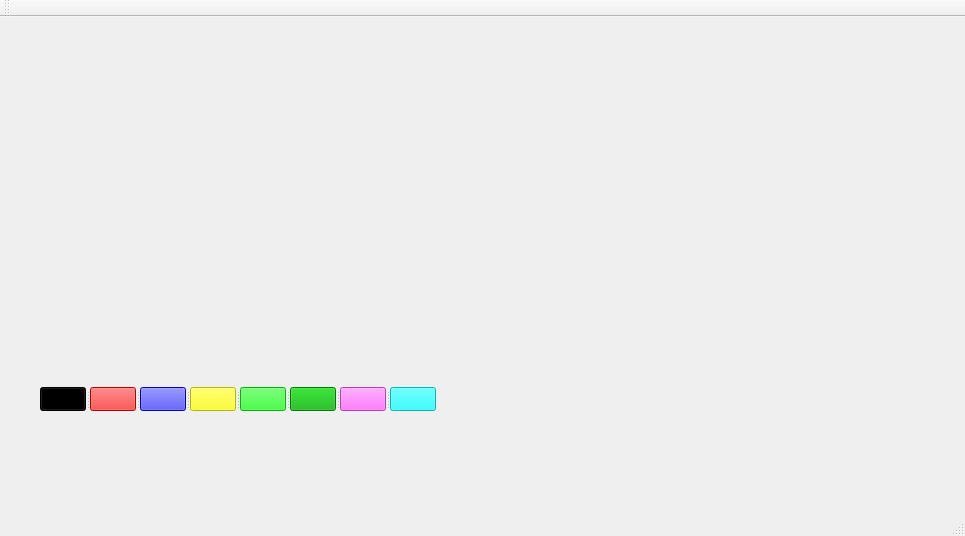
The window that User/User/Drawer_Game_Interface.ui (xNaga09x/ProjectModernCpp) describes before a commit, drawn with Qt 5.
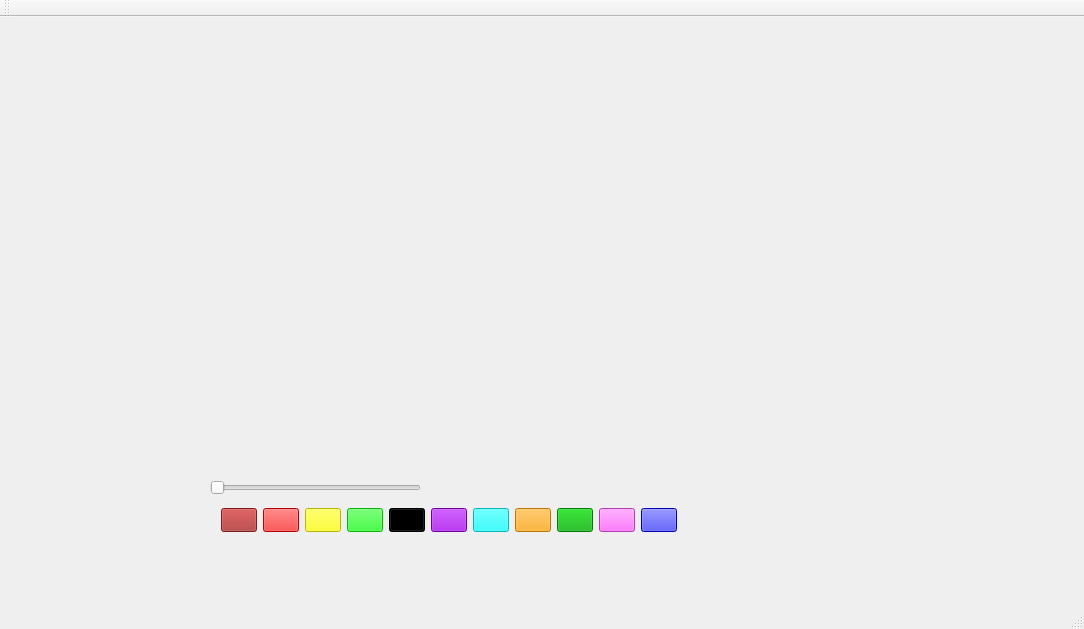
The same window after the commit.

Commit message: Slider for width and more colors in Drawer

What changed in the file:
```diff
--- a/User/User/Drawer_Game_Interface.ui
+++ b/User/User/Drawer_Game_Interface.ui
@@ -6,90 +6,268 @@
    <rect>
     <x>0</x>
     <y>0</y>
-    <width>965</width>
-    <height>536</height>
+    <width>1084</width>
+    <height>629</height>
    </rect>
   </property>
   <property name="windowTitle">
    <string>Drawer_Game_Interface</string>
   </property>
   <widget class="QWidget" name="centralWidget">
-   <widget class="QSplitter" name="splitter">
+   <widget class="QSlider" name="widthSlider">
     <property name="geometry">
      <rect>
-      <x>40</x>
-      <y>370</y>
-      <width>396</width>
-      <height>24</height>
+      <x>210</x>
+      <y>460</y>
+      <width>211</width>
+      <height>22</height>
      </rect>
     </property>
     <property name="orientation">
      <enum>Qt::Horizontal</enum>
     </property>
-    <widget class="QPushButton" name="blackButton">
-     <property name="styleSheet">
-      <string notr="true">background-color: rgb(0, 0, 0);</string>
-     </property>
-     <property name="text">
-      <string/>
-     </property>
-    </widget>
-    <widget class="QPushButton" name="redButton">
-     <property name="styleSheet">
-      <string notr="true">background-color: rgb(255, 0, 0);</string>
-     </property>
-     <property name="text">
-      <string/>
-     </property>
-    </widget>
-    <widget class="QPushButton" name="blueButton">
-     <property name="styleSheet">
-      <string notr="true">background-color: rgb(0, 0, 255);</string>
-     </property>
-     <property name="text">
-      <string/>
-     </property>
-    </widget>
-    <widget class="QPushButton" name="yellowButton">
-     <property name="styleSheet">
-      <string notr="true">background-color: rgb(255, 255, 0);</string>
-     </property>
-     <property name="text">
-      <string/>
-     </property>
-    </widget>
-    <widget class="QPushButton" name="limeButton">
-     <property name="styleSheet">
-      <string notr="true">background-color: rgb(0, 255, 0);</string>
-     </property>
-     <property name="text">
-      <string/>
-     </property>
-    </widget>
-    <widget class="QPushButton" name="greenButton">
-     <property name="styleSheet">
-      <string notr="true">background-color: rgb(0, 170, 0);</string>
-     </property>
-     <property name="text">
-      <string/>
-     </property>
-    </widget>
-    <widget class="QPushButton" name="pinkButton">
-     <property name="styleSheet">
-      <string notr="true">background-color: rgb(255, 85, 255);</string>
-     </property>
-     <property name="text">
-      <string/>
-     </property>
-    </widget>
-    <widget class="QPushButton" name="cyanButton">
-     <property name="styleSheet">
-      <string notr="true">background-color: rgb(0,255,255);</string>
-     </property>
-     <property name="text">
-      <string/>
-     </property>
-    </widget>
+   </widget>
+   <widget class="QPushButton" name="blueButton">
+    <property name="geometry">
+     <rect>
+      <x>641</x>
+      <y>491</y>
+      <width>36</width>
+      <height>24</height>
+     </rect>
+    </property>
+    <property name="sizePolicy">
+     <sizepolicy hsizetype="Fixed" vsizetype="Fixed">
+      <horstretch>0</horstretch>
+      <verstretch>0</verstretch>
+     </sizepolicy>
+    </property>
+    <property name="styleSheet">
+     <string notr="true">background-color: rgb(0, 0, 255);</string>
+    </property>
+    <property name="text">
+     <string/>
+    </property>
+   </widget>
+   <widget class="QPushButton" name="pinkButton">
+    <property name="geometry">
+     <rect>
+      <x>599</x>
+      <y>491</y>
+      <width>36</width>
+      <height>24</height>
+     </rect>
+    </property>
+    <property name="sizePolicy">
+     <sizepolicy hsizetype="Fixed" vsizetype="Fixed">
+      <horstretch>0</horstretch>
+      <verstretch>0</verstretch>
+     </sizepolicy>
+    </property>
+    <property name="styleSheet">
+     <string notr="true">background-color: rgb(255, 85, 255);</string>
+    </property>
+    <property name="text">
+     <string/>
+    </property>
+   </widget>
+   <widget class="QPushButton" name="greenButton">
+    <property name="geometry">
+     <rect>
+      <x>557</x>
+      <y>491</y>
+      <width>36</width>
+      <height>24</height>
+     </rect>
+    </property>
+    <property name="sizePolicy">
+     <sizepolicy hsizetype="Fixed" vsizetype="Fixed">
+      <horstretch>0</horstretch>
+      <verstretch>0</verstretch>
+     </sizepolicy>
+    </property>
+    <property name="styleSheet">
+     <string notr="true">background-color: rgb(0, 170, 0);</string>
+    </property>
+    <property name="text">
+     <string/>
+    </property>
+   </widget>
+   <widget class="QPushButton" name="orangeButton">
+    <property name="geometry">
+     <rect>
+      <x>515</x>
+      <y>491</y>
+      <width>36</width>
+      <height>24</height>
+     </rect>
+    </property>
+    <property name="sizePolicy">
+     <sizepolicy hsizetype="Fixed" vsizetype="Fixed">
+      <horstretch>0</horstretch>
+      <verstretch>0</verstretch>
+     </sizepolicy>
+    </property>
+    <property name="styleSheet">
+     <string notr="true">background-color: rgb(255, 165, 0);</string>
+    </property>
+    <property name="text">
+     <string/>
+    </property>
+   </widget>
+   <widget class="QPushButton" name="cyanButton">
+    <property name="geometry">
+     <rect>
+      <x>473</x>
+      <y>491</y>
+      <width>36</width>
+      <height>24</height>
+     </rect>
+    </property>
+    <property name="sizePolicy">
+     <sizepolicy hsizetype="Fixed" vsizetype="Fixed">
+      <horstretch>0</horstretch>
+      <verstretch>0</verstretch>
+     </sizepolicy>
+    </property>
+    <property name="styleSheet">
+     <string notr="true">background-color: rgb(0,255,255);</string>
+    </property>
+    <property name="text">
+     <string/>
+    </property>
+   </widget>
+   <widget class="QPushButton" name="purpleButton">
+    <property name="geometry">
+     <rect>
+      <x>431</x>
+      <y>491</y>
+      <width>36</width>
+      <height>24</height>
+     </rect>
+    </property>
+    <property name="sizePolicy">
+     <sizepolicy hsizetype="Fixed" vsizetype="Fixed">
+      <horstretch>0</horstretch>
+      <verstretch>0</verstretch>
+     </sizepolicy>
+    </property>
+    <property name="styleSheet">
+     <string notr="true">background-color: rgb(148, 0, 211);</string>
+    </property>
+    <property name="text">
+     <string/>
+    </property>
+   </widget>
+   <widget class="QPushButton" name="blackButton">
+    <property name="geometry">
+     <rect>
+      <x>389</x>
+      <y>491</y>
+      <width>36</width>
+      <height>24</height>
+     </rect>
+    </property>
+    <property name="sizePolicy">
+     <sizepolicy hsizetype="Fixed" vsizetype="Fixed">
+      <horstretch>0</horstretch>
+      <verstretch>0</verstretch>
+     </sizepolicy>
+    </property>
+    <property name="styleSheet">
+     <string notr="true">background-color: rgb(0, 0, 0);</string>
+    </property>
+    <property name="text">
+     <string/>
+    </property>
+   </widget>
+   <widget class="QPushButton" name="limeButton">
+    <property name="geometry">
+     <rect>
+      <x>347</x>
+      <y>491</y>
+      <width>36</width>
+      <height>24</height>
+     </rect>
+    </property>
+    <property name="sizePolicy">
+     <sizepolicy hsizetype="Fixed" vsizetype="Fixed">
+      <horstretch>0</horstretch>
+      <verstretch>0</verstretch>
+     </sizepolicy>
+    </property>
+    <property name="styleSheet">
+     <string notr="true">background-color: rgb(0, 255, 0);</string>
+    </property>
+    <property name="text">
+     <string/>
+    </property>
+   </widget>
+   <widget class="QPushButton" name="yellowButton">
+    <property name="geometry">
+     <rect>
+      <x>305</x>
+      <y>491</y>
+      <width>36</width>
+      <height>24</height>
+     </rect>
+    </property>
+    <property name="sizePolicy">
+     <sizepolicy hsizetype="Fixed" vsizetype="Fixed">
+      <horstretch>0</horstretch>
+      <verstretch>0</verstretch>
+     </sizepolicy>
+    </property>
+    <property name="styleSheet">
+     <string notr="true">background-color: rgb(255, 255, 0);</string>
+    </property>
+    <property name="text">
+     <string/>
+    </property>
+   </widget>
+   <widget class="QPushButton" name="redButton">
+    <property name="geometry">
+     <rect>
+      <x>263</x>
+      <y>491</y>
+      <width>36</width>
+      <height>24</height>
+     </rect>
+    </property>
+    <property name="sizePolicy">
+     <sizepolicy hsizetype="Fixed" vsizetype="Fixed">
+      <horstretch>0</horstretch>
+      <verstretch>0</verstretch>
+     </sizepolicy>
+    </property>
+    <property name="styleSheet">
+     <string notr="true">background-color: rgb(255, 0, 0);</string>
+    </property>
+    <property name="text">
+     <string/>
+    </property>
+   </widget>
+   <widget class="QPushButton" name="brownButton">
+    <property name="geometry">
+     <rect>
+      <x>221</x>
+      <y>491</y>
+      <width>36</width>
+      <height>24</height>
+     </rect>
+    </property>
+    <property name="sizePolicy">
+     <sizepolicy hsizetype="Fixed" vsizetype="Fixed">
+      <horstretch>0</horstretch>
+      <verstretch>0</verstretch>
+     </sizepolicy>
+    </property>
+    <property name="styleSheet">
+     <string notr="true">background-color: rgb(165, 42, 42);</string>
+    </property>
+    <property name="text">
+     <string/>
+    </property>
    </widget>
   </widget>
   <widget class="QMenuBar" name="menuBar">
```
Left out of the diff: 2 changed lines with no effect on the pictures. The commit also changes 2 other files.
